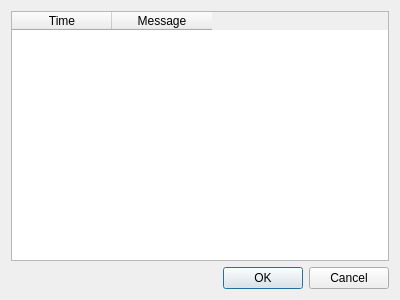
This is src/topicdialog.ui in leSamo/ICP as Qt 5 draws it before an edit. The edited form follows.
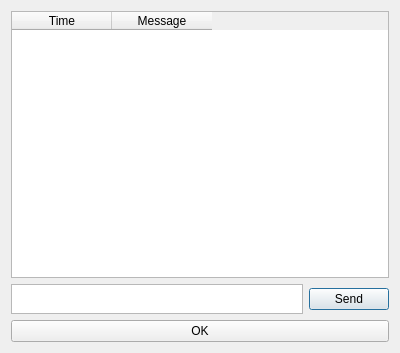
This is the edited form.

Commit message: Send msgs from topic history

```diff
--- a/src/topicdialog.ui
+++ b/src/topicdialog.ui
@@ -7,15 +7,52 @@
     <x>0</x>
     <y>0</y>
     <width>400</width>
-    <height>300</height>
+    <height>353</height>
    </rect>
   </property>
   <property name="windowTitle">
    <string>Dialog</string>
   </property>
   <layout class="QGridLayout" name="gridLayout">
-   <item row="0" column="0">
+   <item row="1" column="1">
+    <layout class="QHBoxLayout" name="horizontalLayout">
+     <property name="spacing">
+      <number>6</number>
+     </property>
+     <item>
+      <widget class="QPlainTextEdit" name="inputMsg">
+       <property name="maximumSize">
+        <size>
+         <width>16777215</width>
+         <height>30</height>
+        </size>
+       </property>
+      </widget>
+     </item>
+     <item>
+      <widget class="QPushButton" name="btnSend">
+       <property name="text">
+        <string>Send</string>
+       </property>
+      </widget>
+     </item>
+    </layout>
+   </item>
+   <item row="2" column="1">
+    <widget class="QPushButton" name="btnOK">
+     <property name="text">
+      <string>OK</string>
+     </property>
+    </widget>
+   </item>
+   <item row="0" column="1">
     <widget class="QTableWidget" name="tableWidget">
+     <property name="minimumSize">
+      <size>
+       <width>0</width>
+       <height>240</height>
+      </size>
+     </property>
      <column>
       <property name="text">
        <string>Time</string>
@@ -28,16 +65,6 @@
      </column>
     </widget>
    </item>
-   <item row="1" column="0">
-    <widget class="QDialogButtonBox" name="buttonBox">
-     <property name="orientation">
-      <enum>Qt::Horizontal</enum>
-     </property>
-     <property name="standardButtons">
-      <set>QDialogButtonBox::Cancel|QDialogButtonBox::Ok</set>
-     </property>
-    </widget>
-   </item>
   </layout>
  </widget>
  <resources/>
```
Left out of the diff: 35 changed lines with no effect on the pictures. The commit also changes 7 other files.
